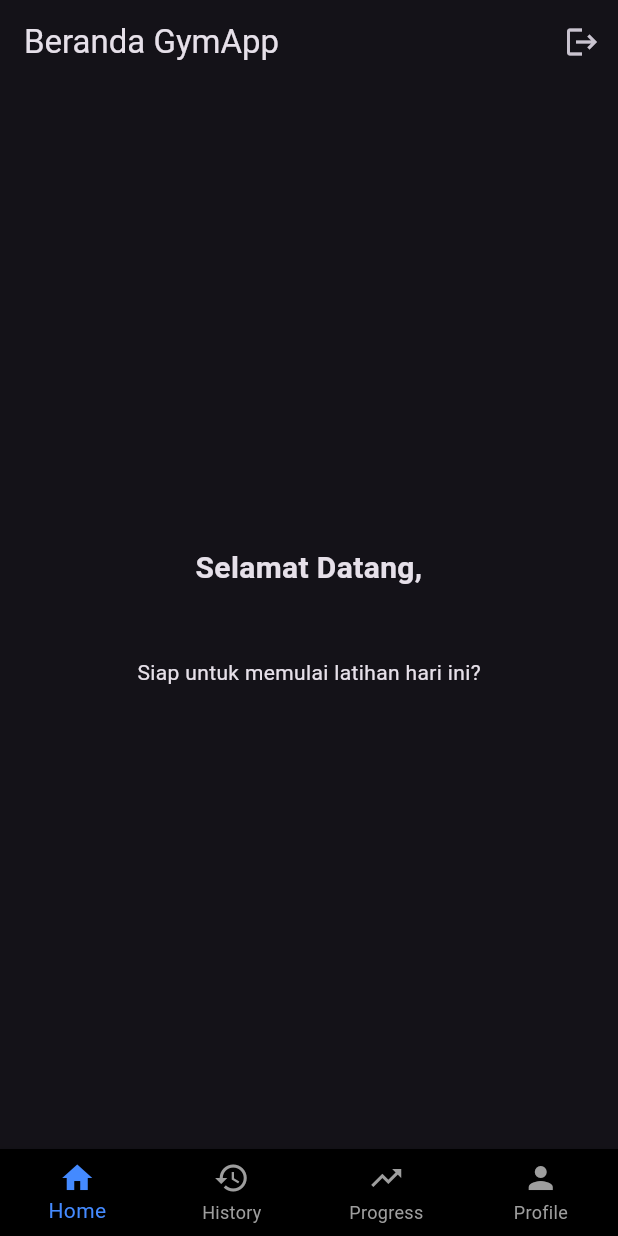
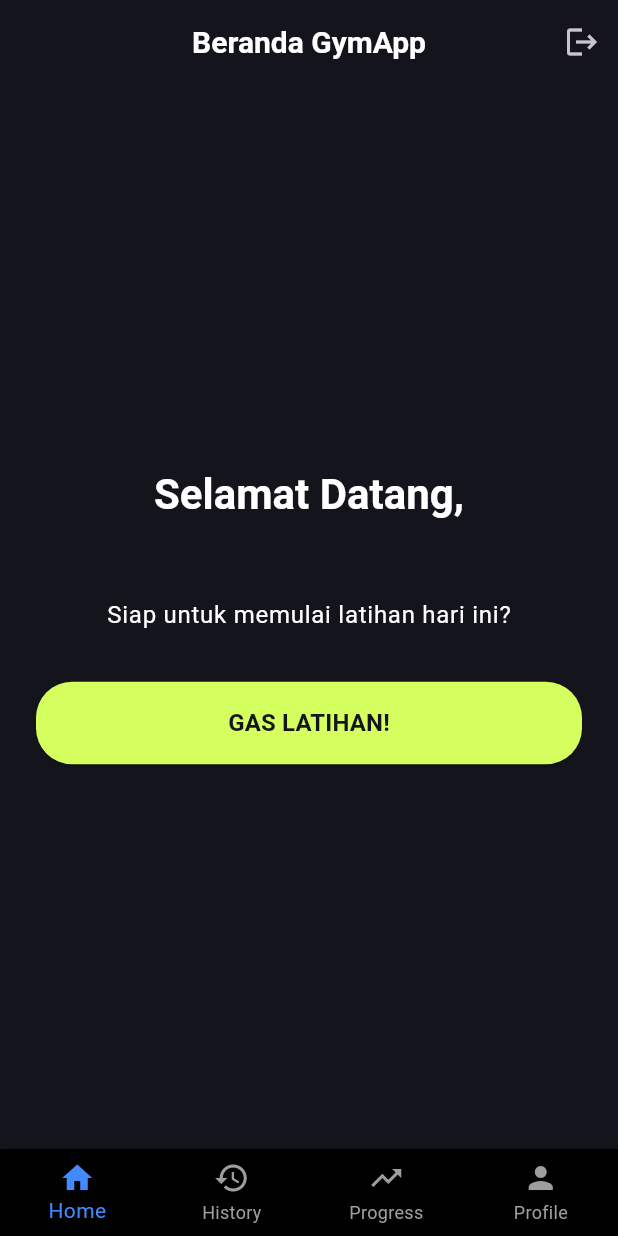
Before and after one commit to yogaarrd/uas_mobile_programing, a Flutter app: the screen it shows once a user with an empty profile is signed in, on a phone screen of 412 x 824 dp. Run offline on Flutter 3.47's test engine with Material 3 defaults, Android fonts, the phone set to English and light mode, and no system bars; our stand-ins replace flutter_dotenv, flutter_riverpod, go_router, supabase_flutter; accounts and stored records are empty; network calls fail.

Commit message:
feat(core): implementasi design system dan tema neon-dark
Mengonfigurasi AppTheme dengan skema warna neon green (#D5FF5F) dan
dark background (#14141C) sesuai desain Figma. Mengunci konsistensi
tipografi (TextTheme), jarak (AppSizes), dan memperbarui CustomButton
serta CustomInputField agar mengikuti tema global.

Ref: [INF-02]

```diff
--- /dev/null
+++ b/lib/core/theme/app_sizes.dart
@@ -0,0 +1,7 @@
+class AppSizes {
+  // Nilai kelipatan 8 adalah standar emas UI/UX Design
+  static const double spaceSmall = 8.0;
+  static const double spaceMedium = 16.0;
+  static const double spaceLarge = 24.0;
+  static const double spaceXLarge = 32.0;
+}
--- /dev/null
+++ b/lib/core/theme/app_theme.dart
@@ -0,0 +1,52 @@
+import 'package:flutter/material.dart';
+
+class AppTheme {
+  // Kita jadikan variabel agar mudah dipanggil
+  static const Color neonGreen = Color(0xFFD5FF5F);
+  static const Color darkBackground = Color(0xFF14141C);
+
+  // Warna untuk elemen yang mengambang di atas background (seperti bottom nav)
+  static const Color surfaceColor = Color(0xFF1E1E26);
+
+  static ThemeData get darkTheme {
+    return ThemeData(
+      brightness: Brightness.dark,
+      scaffoldBackgroundColor: darkBackground,
+      primaryColor: neonGreen,
+
+      // Standar Tipografi
+      textTheme: const TextTheme(
+        headlineLarge: TextStyle(fontSize: 28, fontWeight: FontWeight.bold, color: Colors.white),
+        titleLarge: TextStyle(fontSize: 20, fontWeight: FontWeight.bold, color: Colors.white),
+        bodyLarge: TextStyle(fontSize: 16, color: Colors.white),
+        bodyMedium: TextStyle(fontSize: 14, color: Colors.grey),
+      ),
+
+      // Standar AppBar
+      appBarTheme: const AppBarTheme(
+        backgroundColor: Colors.transparent,
+        elevation: 0,
+        centerTitle: true,
+      ),
+
+      // Standar Bottom Navigation
+      bottomNavigationBarTheme: const BottomNavigationBarThemeData(
+        backgroundColor: surfaceColor,
+        selectedItemColor: neonGreen,
+        unselectedItemColor: Colors.grey,
+      ),
+
+      // ================= INI TAMBAHAN BARU =================
+      // Standar Tombol Aplikasi (Elevated Button)
+      elevatedButtonTheme: ElevatedButtonThemeData(
+        style: ElevatedButton.styleFrom(
+          backgroundColor: neonGreen, // Warna tombol neon
+          foregroundColor: darkBackground, // Warna teks hitam pekat agar kontras terbaca
+          shape: RoundedRectangleBorder(
+            borderRadius: BorderRadius.circular(24), // Dibuat lebih membulat mengikuti desainmu
+          ),
+        ),
+      ),
+    );
+  }
+}
--- a/lib/features/auth/pages/login_page.dart
+++ b/lib/features/auth/pages/login_page.dart
@@ -5,6 +5,8 @@ import 'package:provider/provider.dart';
 import 'package:supabase_flutter/supabase_flutter.dart';
 import '../providers/auth_provider.dart';
 import '../../../shared/widgets/custom_input_field.dart';
+// 1. TAMBAHKAN IMPORT CUSTOM BUTTON DI SINI
+import '../../../shared/widgets/custom_button.dart';
 
 class LoginPage extends StatefulWidget {
   const LoginPage({super.key});
@@ -22,7 +24,6 @@ class _LoginPageState extends State<LoginPage> {
   @override
   void initState() {
     super.initState();
-    // Mendengarkan perubahan status autentikasi (berguna untuk menangkap callback dari deep link OAuth)
     _authSubscription = Supabase.instance.client.auth.onAuthStateChange.listen((data) {
       final AuthChangeEvent event = data.event;
       final Session? session = data.session;
@@ -55,7 +56,6 @@ class _LoginPageState extends State<LoginPage> {
           SnackBar(content: Text(authProvider.errorMessage ?? 'Login Gagal')),
         );
       }
-      // Jika sukses, navigasi otomatis di-handle oleh onAuthStateChange di initState
     }
   }
 
@@ -102,14 +102,12 @@ class _LoginPageState extends State<LoginPage> {
                   ? const CircularProgressIndicator()
                   : Column(
                       children: [
-                        ElevatedButton(
+                        // 2. GANTI ELEVATED BUTTON DENGAN CUSTOM BUTTON
+                        CustomButton(
+                          text: 'Masuk',
                           onPressed: _handleLogin,
-                          style: ElevatedButton.styleFrom(
-                            minimumSize: const Size.fromHeight(50),
-                            shape: RoundedRectangleBorder(borderRadius: BorderRadius.circular(12)),
-                          ),
-                          child: const Text('Masuk'),
                         ),
+                        // ===========================================
                         const SizedBox(height: 16),
                         const Text('ATAU', style: TextStyle(color: Colors.grey)),
                         const SizedBox(height: 16),
--- a/lib/features/auth/pages/register_page.dart
+++ b/lib/features/auth/pages/register_page.dart
@@ -5,6 +5,8 @@ import 'package:provider/provider.dart';
 import 'package:supabase_flutter/supabase_flutter.dart';
 import '../providers/auth_provider.dart';
 import '../../../shared/widgets/custom_input_field.dart';
+// 1. TAMBAHKAN IMPORT CUSTOM BUTTON DI SINI
+import '../../../shared/widgets/custom_button.dart';
 
 class RegisterPage extends StatefulWidget {
   const RegisterPage({super.key});
@@ -117,14 +119,12 @@ class _RegisterPageState extends State<RegisterPage> {
                     ? const CircularProgressIndicator()
                     : Column(
                         children: [
-                          ElevatedButton(
+                          // 2. GANTI ELEVATED BUTTON DENGAN CUSTOM BUTTON
+                          CustomButton(
+                            text: 'Daftar',
                             onPressed: _handleRegister,
-                            style: ElevatedButton.styleFrom(
-                              minimumSize: const Size.fromHeight(50),
-                              shape: RoundedRectangleBorder(borderRadius: BorderRadius.circular(12)),
-                            ),
-                            child: const Text('Daftar'),
                           ),
+                          // ===========================================
                           const SizedBox(height: 16),
                           const Text('ATAU', style: TextStyle(color: Colors.grey)),
                           const SizedBox(height: 16),
--- a/lib/features/home/pages/home_page.dart
+++ b/lib/features/home/pages/home_page.dart
@@ -2,6 +2,10 @@ import 'package:flutter/material.dart';
 import 'package:go_router/go_router.dart';
 import 'package:provider/provider.dart';
 import '../../auth/providers/auth_provider.dart';
+// 1. Import AppSizes untuk jarak konsisten
+import '../../../core/theme/app_sizes.dart';
+// 2. Import CustomButton buatanmu
+import '../../../shared/widgets/custom_button.dart';
 
 class HomePage extends StatelessWidget {
   const HomePage({super.key});
@@ -11,9 +15,12 @@ class HomePage extends StatelessWidget {
     final authProvider = context.watch<AuthProvider>();
     final userEmail = authProvider.user?.email ?? 'Pengguna';
 
+    // 3. Ambil TextTheme dari app_theme.dart yang sedang aktif
+    final textTheme = Theme.of(context).textTheme;
+
     return Scaffold(
       appBar: AppBar(
-        title: const Text('Beranda GymApp'),
+        title: Text('Beranda GymApp', style: textTheme.titleLarge),
         actions: [
           IconButton(
             icon: const Icon(Icons.logout),
@@ -27,17 +34,33 @@ class HomePage extends StatelessWidget {
         ],
       ),
       body: Center(
+        child: Padding(
+          // Gunakan AppSizes untuk padding
+          padding: const EdgeInsets.symmetric(horizontal: AppSizes.spaceLarge),
           child: Column(
             mainAxisAlignment: MainAxisAlignment.center,
             children: [
               Text(
                 'Selamat Datang,\n$userEmail',
                 textAlign: TextAlign.center,
-              style: const TextStyle(fontSize: 20, fontWeight: FontWeight.bold),
+                style: textTheme.headlineLarge, // Gunakan font besar dari tema
               ),
-            const SizedBox(height: 16),
-            const Text('Siap untuk memulai latihan hari ini?'),
+              const SizedBox(height: AppSizes.spaceMedium), // Gunakan jarak dari AppSizes
+              Text(
+                'Siap untuk memulai latihan hari ini?',
+                style: textTheme.bodyLarge, // Gunakan font reguler dari tema
+              ),
+              const SizedBox(height: AppSizes.spaceXLarge), // Jarak yang lebih besar sebelum tombol
+
+              // 4. Tombol yang sudah menggunakan Design System
+              CustomButton(
+                text: 'GAS LATIHAN!',
+                onPressed: () {
+                  print('Mulai tracking latihan... 🔥');
+                },
+              ),
             ],
+          ),
         ),
       ),
     );
--- a/lib/main.dart
+++ b/lib/main.dart
@@ -11,6 +11,8 @@ import 'features/auth/pages/register_page.dart';
 import 'features/auth/pages/splash_page.dart';
 import 'features/home/pages/home_page.dart'; // 2. KOREKSI: Jalur import HomePage disesuaikan dengan folder baru
 import 'core/navigation/main_wrapper.dart'; // 3. Pastikan MainWrapper terimport untuk rute navigasi
+
+import 'core/theme/app_theme.dart'; // 6. KOREKSI: Pastikan AppTheme terimport untuk digunakan di MaterialApp
 
 Future<void> main() async {
   WidgetsFlutterBinding.ensureInitialized();
@@ -51,7 +53,7 @@ class MyApp extends StatelessWidget {
       ],
       child: MaterialApp.router(
         title: 'GymApp',
-        theme: ThemeData.dark(),
+        theme: AppTheme.darkTheme,
         routerConfig: _router,
         debugShowCheckedModeBanner: false,
       ),
--- /dev/null
+++ b/lib/shared/widgets/custom_button.dart
@@ -0,0 +1,40 @@
+import 'package:flutter/material.dart';
+
+class CustomButton extends StatelessWidget {
+  final String text;
+  final VoidCallback onPressed;
+  final bool isLoading;
+
+  const CustomButton({
+    super.key,
+    required this.text,
+    required this.onPressed,
+    this.isLoading = false,
+  });
+
+  @override
+  Widget build(BuildContext context) {
+    return SizedBox(
+      width: double.infinity,
+      height: 55, // Sedikit lebih tinggi agar proporsional
+      child: ElevatedButton(
+        // HAPUS style: ElevatedButton.styleFrom(...) di sini
+        // Biarkan tombol otomatis mengambil settingan dari AppTheme!
+        onPressed: isLoading ? null : onPressed,
+        child: isLoading
+            ? const SizedBox(
+                height: 20, width: 20,
+                child: CircularProgressIndicator(color: Colors.black, strokeWidth: 2)
+              )
+            : Text(
+                text,
+                style: const TextStyle(
+                  fontSize: 16,
+                  fontWeight: FontWeight.bold,
+                  // Color tidak perlu diset, sudah diatur oleh foregroundColor di AppTheme
+                ),
+              ),
+      ),
+    );
+  }
+}
--- a/lib/shared/widgets/custom_input_field.dart
+++ b/lib/shared/widgets/custom_input_field.dart
@@ -18,17 +18,39 @@ class CustomInputField extends StatelessWidget {
 
   @override
   Widget build(BuildContext context) {
+    // Ambil semua pengaturan tema yang sedang aktif
+    final theme = Theme.of(context);
+
     return TextFormField(
       controller: controller,
       obscureText: isPassword,
       validator: validator,
+      style: theme.textTheme.bodyLarge, // Teks input ikuti tema
       decoration: InputDecoration(
         labelText: label,
-        prefixIcon: Icon(icon),
-        border: OutlineInputBorder(
+        labelStyle: theme.textTheme.bodyMedium, // Teks label ikuti tema
+        prefixIcon: Icon(icon, color: Colors.grey),
+
+        // 1. Border saat posisi diam (tidak diklik)
+        enabledBorder: OutlineInputBorder(
           borderRadius: BorderRadius.circular(12),
+          borderSide: BorderSide(color: Colors.grey.shade800),
         ),
+
+        // 2. Border saat diklik (fokus) -> Garis otomatis menyala sesuai primaryColor!
+        focusedBorder: OutlineInputBorder(
+          borderRadius: BorderRadius.circular(12),
+          borderSide: BorderSide(color: theme.primaryColor, width: 2),
+        ),
+
+        // 3. Border saat error/salah input
+        errorBorder: OutlineInputBorder(
+          borderRadius: BorderRadius.circular(12),
+          borderSide: const BorderSide(color: Colors.redAccent),
+        ),
+
         filled: true,
+        fillColor: const Color(0xFF1E1E1E), // Kotak input sedikit lebih terang dari background hitam
       ),
     );
   }
```
Lines whose indentation alone changed are shown as unchanged.
